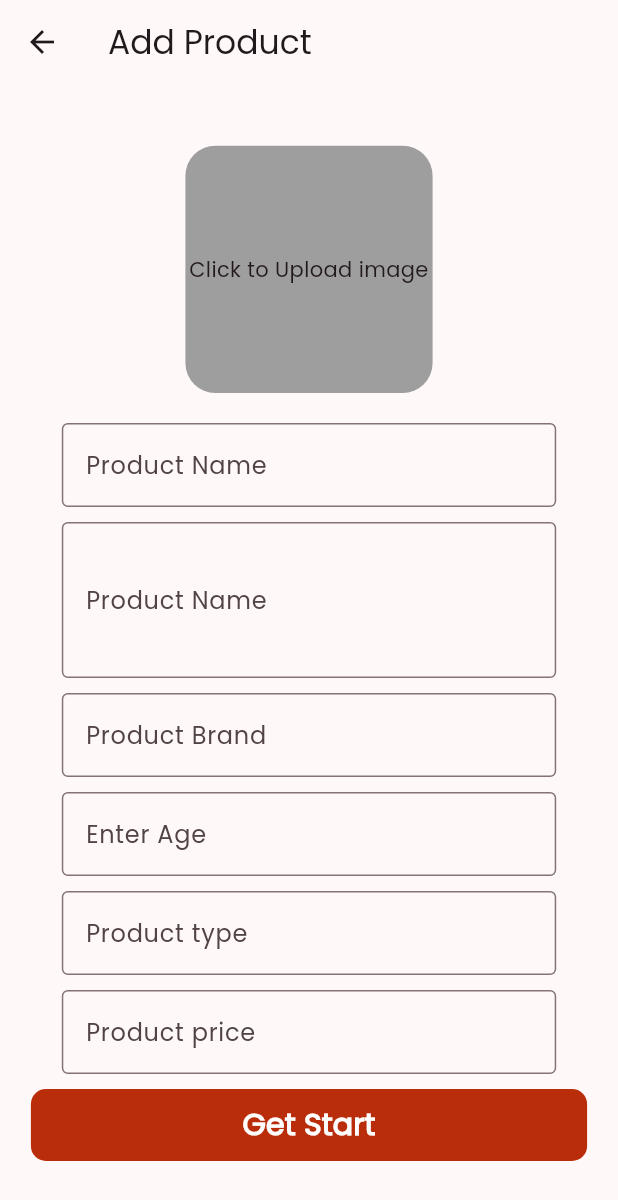
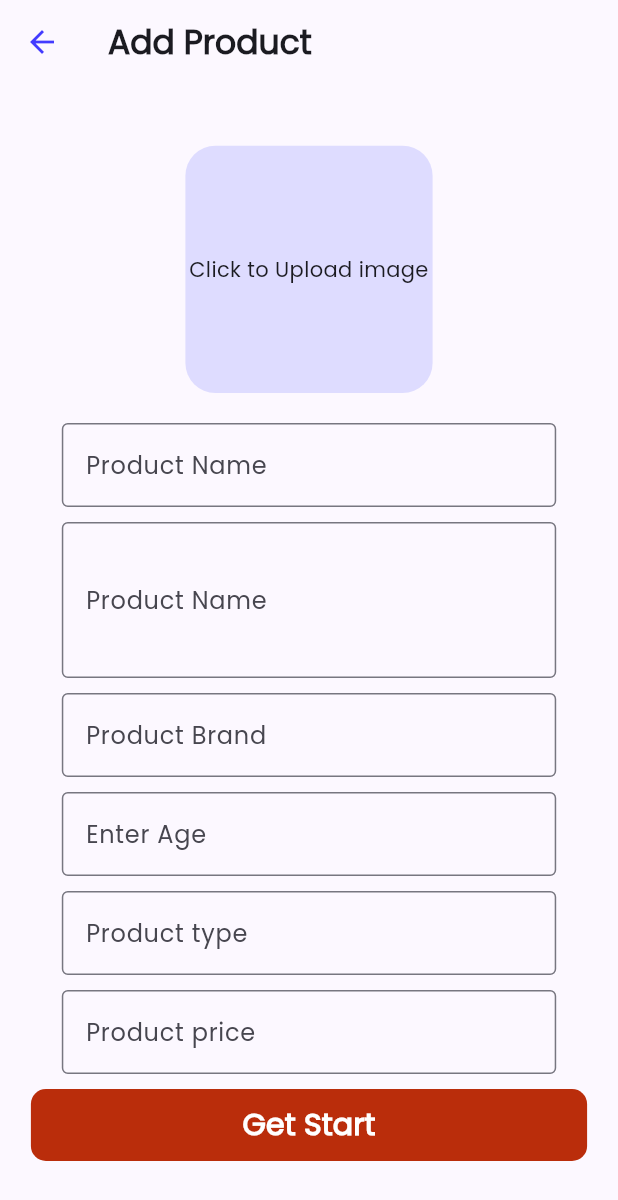
Before and after one commit to Shana2002/puppy-mart, a Flutter app: the AdminHome screen opened by its route, after a tap on "Add Product", on a phone screen of 412 x 824 dp. Shown: the top 1200 px of the screen. Run offline on Flutter 3.47's test engine with Material 3 defaults, Android fonts, the light colour scheme and no system bars; our stand-ins replace cloud_firestore, file_picker, firebase_auth, firebase_core, firebase_storage, get_it; accounts and stored records are empty.

Commit message:
UI enchancer

```diff
--- a/lib/main.dart
+++ b/lib/main.dart
@@ -10,6 +10,7 @@ import 'package:puppymart/pages/landing_page.dart';
 import 'package:puppymart/pages/order_history.dart';
 import 'package:puppymart/pages/update_profile.dart';
 import 'package:puppymart/services/firebase_service.dart';
+import 'package:puppymart/utilities/CustomColors.dart';
 
 void main() async {
   WidgetsFlutterBinding.ensureInitialized();
@@ -31,7 +32,7 @@ class MyApp extends StatelessWidget {
       debugShowCheckedModeBanner: false,
       theme: ThemeData(
         fontFamily: 'Poppins',
-        colorScheme: ColorScheme.fromSeed(seedColor: Colors.black),
+        colorScheme: ColorScheme.fromSeed(seedColor: Customcolors().accent),
         useMaterial3: true,
       ),
       initialRoute: 'landing',
--- a/lib/pages/add_product.dart
+++ b/lib/pages/add_product.dart
@@ -4,6 +4,7 @@ import 'package:file_picker/file_picker.dart';
 import 'package:flutter/material.dart';
 import 'package:get_it/get_it.dart';
 import 'package:puppymart/services/firebase_service.dart';
+import 'package:puppymart/utilities/CustomColors.dart';
 import 'package:puppymart/utilities/decoration_class.dart';
 
 class AddProduct extends StatefulWidget {
@@ -36,8 +37,18 @@ class _AddProductState extends State<AddProduct> {
     _deviceHeight = MediaQuery.of(context).size.height;
     return Scaffold(
       appBar: AppBar(
-        leading: Icon(Icons.arrow_back),
-        title: Text("Add Product"),
+        leading: GestureDetector(
+            onTap: () {
+              Navigator.pop(context);
+            },
+            child: Icon(
+              Icons.arrow_back,
+              color: Customcolors().accent,
+            )),
+        title: const Text(
+          "Add Product",
+          style: TextStyle(fontWeight: FontWeight.bold),
+        ),
       ),
       body: SafeArea(
           child: SingleChildScrollView(
@@ -71,7 +82,7 @@ class _AddProductState extends State<AddProduct> {
           image: _image != null
               ? DecorationImage(image: FileImage(_image!), fit: BoxFit.cover)
               : null,
-          color: _image == null ? Colors.grey : null,
+          color: _image == null ? Customcolors().secondory : null,
           borderRadius: BorderRadius.circular(20),
         ),
         child: _image == null
@@ -221,12 +232,11 @@ class _AddProductState extends State<AddProduct> {
   _addProductPhoto() async {
     FilePickerResult? _result =
         await FilePicker.platform.pickFiles(type: FileType.image);
-    if(_result!=null){
+    if (_result != null) {
       setState(() {
-      _image = File(_result.files.first.path!);
-    });
+        _image = File(_result.files.first.path!);
+      });
     }
-
   }
 
   validDate() async {
--- a/lib/pages/admin_home.dart
+++ b/lib/pages/admin_home.dart
@@ -2,6 +2,7 @@ import 'package:cloud_firestore/cloud_firestore.dart';
 import 'package:flutter/material.dart';
 import 'package:get_it/get_it.dart';
 import 'package:puppymart/services/firebase_service.dart';
+import 'package:puppymart/utilities/CustomColors.dart';
 
 class AdminHome extends StatefulWidget {
   const AdminHome({super.key});
@@ -27,10 +28,12 @@ class _AdminHomeState extends State<AdminHome> {
     _deviceHeight = MediaQuery.of(context).size.height;
     return Scaffold(
       floatingActionButton: FloatingActionButton.extended(
+        backgroundColor: Customcolors().primary,
+        foregroundColor: Customcolors().background,
         onPressed: () {
           Navigator.pushNamed(context, 'add_product');
         },
-        label: Text("Add Product"),
+        label: const Text("Add Product"),
         icon: Icon(Icons.add),
       ),
       body: SafeArea(
@@ -40,13 +43,11 @@ class _AdminHomeState extends State<AdminHome> {
             children: [
               Container(
                 height: _deviceHeight! * 0.07,
-                color: Colors.yellow,
                 child: _appBar(),
               ),
               _buttonRow(),
               Container(
-                height: 400,
-                color: const Color.fromARGB(255, 170, 170, 170),
+                height: _deviceHeight! * 0.77,
                 child: _productList(),
               )
             ],
@@ -65,7 +66,10 @@ class _AdminHomeState extends State<AdminHome> {
           style: TextStyle(fontSize: 20, fontWeight: FontWeight.w900),
         ),
         GestureDetector(
-          child: Icon(Icons.logout),
+          child: Icon(
+            Icons.logout,
+            color: Customcolors().accent,
+          ),
           onTap: () {},
         )
       ],
@@ -106,8 +110,49 @@ class _AdminHomeState extends State<AdminHome> {
                 itemBuilder: (BuildContext _context, int _index) {
                   Map _product = _products[_index];
                   print(_product);
-                  return Container(
-                    child: Text(_product["name"]),
+                  return GestureDetector(
+                    onHorizontalDragEnd: (_details) {
+                      print("object");
+                    },
+                    child: Container(
+                      padding:
+                          EdgeInsets.symmetric(vertical: _deviceHeight! * 0.01),
+                      child: ClipRRect(
+                        borderRadius: BorderRadius.only(
+                          topLeft: Radius.circular(32),
+                          bottomLeft: Radius.circular(32),
+                        ),
+                        child: ListTile(
+                          tileColor: Customcolors().secondory,
+                          leading: Container(
+                            width: _deviceWidth! * 0.20,
+                            height: _deviceWidth! * 0.20,
+                            decoration: BoxDecoration(
+                              image: DecorationImage(
+                                  fit: BoxFit.cover,
+                                  image: NetworkImage(
+                                    _product['image'],
+                                  )),
+                            ),
+                          ),
+                          title: Text(
+                            _product['name'],
+                            overflow: TextOverflow.ellipsis,
+                            style: const TextStyle(
+                                fontSize: 20, fontWeight: FontWeight.w600),
+                          ),
+                          trailing: Icon(
+                            Icons.arrow_right_alt,
+                            color: Customcolors().accent,
+                          ),
+                          subtitle: Text(
+                            _product['description'].toString(),
+                            maxLines: 2,
+                            overflow: TextOverflow.ellipsis,
+                          ),
+                        ),
+                      ),
+                    ),
                   );
                 });
           } else {
--- /dev/null
+++ b/lib/utilities/CustomColors.dart
@@ -0,0 +1,11 @@
+import 'dart:ui';
+
+class Customcolors {
+  Color primary = const Color.fromARGB(255, 47, 39, 206);
+  Color secondory = const Color.fromARGB(255, 222, 220, 255);
+  Color accent = const Color.fromARGB(255, 67, 59, 255);
+
+  Color text = const Color.fromARGB(255, 5, 3, 21);
+  Color background = const Color.fromARGB(255, 251, 251, 254);
+
+}
--- a/lib/utilities/decoration_class.dart
+++ b/lib/utilities/decoration_class.dart
@@ -1,4 +1,5 @@
 import 'package:flutter/material.dart';
+import 'package:puppymart/utilities/CustomColors.dart';
 
 class DecorationClass {
   static BoxDecoration primaryButton(double _width) {
@@ -23,8 +24,8 @@ class DecorationClass {
           _getIconByString(_icon),
           color: Colors.white,
         ),
-        border: const OutlineInputBorder(
-            borderSide: BorderSide(color: Color.fromRGBO(47, 47, 47, 1))),
+        border: OutlineInputBorder(
+            borderSide: BorderSide(color: Customcolors().accent)),
         focusedBorder:
             OutlineInputBorder(borderSide: BorderSide(color: Colors.white)));
   }
@@ -48,6 +49,6 @@ class DecorationClass {
       border: const OutlineInputBorder(
             borderSide: BorderSide(color: Color.fromRGBO(47, 47, 47, 1))),
         focusedBorder:
-            const OutlineInputBorder(borderSide: BorderSide(color: const Color.fromARGB(255, 255, 60, 60))));
+            OutlineInputBorder(borderSide: BorderSide(color: Customcolors().accent)));
   }
 }
```
